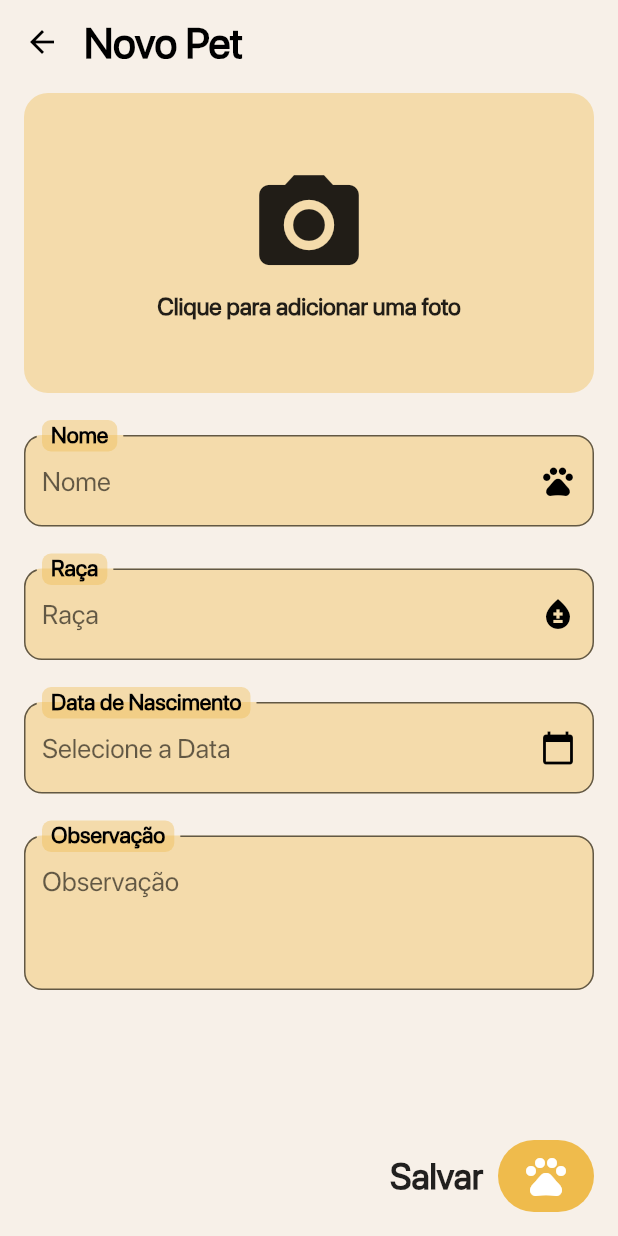
After one commit to gbramoura/petcare, a Flutter app: the AddPetPage screen opened by its route, after a tap on "Salvar", on a phone screen of 412 x 824 dp. The commit adds this screen. Run offline on Flutter 3.47's test engine with Material 3 defaults, Android fonts, the phone set to English and light mode, and no system bars; our stand-ins replace image_picker, sqflite; accounts and stored records are empty.

Commit message:
Create the page and prepare data to be stored

```diff
--- a/lib/constants/route_constants.dart
+++ b/lib/constants/route_constants.dart
@@ -1,6 +1,7 @@
 class RouteConstants {
   static String home = "/home";
   static String pets = "/pets";
+  static String addPet = "/add-pet";
   static String vaccinationHistory = '/vaccination-history';
   static String toursAndActivities = '/tours-and-activities';
   static String feed = '/feed';
--- a/lib/main.dart
+++ b/lib/main.dart
@@ -2,6 +2,7 @@ import 'package:flutter/material.dart';
 import 'package:flutter/services.dart';
 import 'package:petcare/constants/route_constants.dart';
 import 'package:petcare/database.dart';
+import 'package:petcare/pages/add_pet_page.dart';
 import 'package:petcare/pages/feed_page.dart';
 import 'package:petcare/pages/home_page.dart';
 import 'package:petcare/pages/medic_history_page.dart';
@@ -58,6 +59,7 @@ class App extends StatelessWidget {
             VaccinationHistoryPage(),
         RouteConstants.toursAndActivities: (context) =>
             ToursAndActivitiesPage(),
+        RouteConstants.addPet: (context) => AddPetPage(),
       },
     );
   }
--- /dev/null
+++ b/lib/pages/add_pet_page.dart
@@ -0,0 +1,168 @@
+import 'dart:io';
+
+import 'package:flutter/material.dart';
+import 'package:image_picker/image_picker.dart';
+import 'package:intl/intl.dart';
+import 'package:path_provider/path_provider.dart';
+import 'package:petcare/models/pet_model.dart';
+import 'package:petcare/pages/loading_page.dart';
+import 'package:petcare/providers/petcare_database_provider.dart';
+import 'package:petcare/repositories/pets_repository.dart';
+import 'package:petcare/themes/pet_care_theme.dart';
+import 'package:petcare/widgets/date_input.dart';
+import 'package:petcare/widgets/image_input.dart';
+import 'package:petcare/widgets/save_button.dart';
+import 'package:petcare/widgets/text_input.dart';
+import 'package:provider/provider.dart';
+
+class AddPetPage extends StatefulWidget {
+  const AddPetPage({super.key});
+
+  @override
+  State<AddPetPage> createState() => _AddPetPageState();
+}
+
+class _AddPetPageState extends State<AddPetPage> {
+  final _formGlobalKey = GlobalKey<FormState>();
+  final _imageController = TextEditingController();
+  final _nameController = TextEditingController();
+  final _breedController = TextEditingController();
+  final _bornDateController = TextEditingController();
+  final _observationController = TextEditingController();
+
+  late PetsRepository _petsRepository;
+
+  bool _loading = false;
+
+  @override
+  void initState() {
+    super.initState();
+    _load();
+  }
+
+  _load() async {
+    setState(() {
+      _loading = true;
+    });
+
+    var provider = Provider.of<PetcareDatabaseProvider>(context, listen: false);
+    var database = provider.getDatabase();
+    var petsRepository = PetsRepository(database);
+
+    setState(() {
+      _petsRepository = petsRepository;
+      _loading = false;
+    });
+  }
+
+  _save() async {
+    // TODO: Think about validators
+    if (!_formGlobalKey.currentState!.validate()) {
+      return;
+    }
+
+    try {
+      var file = XFile(_imageController.text);
+      var duplicateFilePath = (await getApplicationDocumentsDirectory()).path;
+      var fileName = file.path.split(Platform.pathSeparator).last;
+      var filePath = '$duplicateFilePath/$fileName';
+
+      await file.saveTo(filePath);
+
+      var value = PetModel.create(
+        name: _nameController.text,
+        breed: _breedController.text,
+        bornDate: DateFormat("dd/MM/yyyy").parse(_bornDateController.text),
+        observation: _observationController.text,
+        image: filePath,
+      );
+
+      await _petsRepository.create(value);
+
+      // TODO: Create dialog to show sucess and go back to page
+      if (mounted) {
+        Navigator.pop(context);
+      }
+    } catch (e) {
+      // TODO: Create dialog to show error
+    }
+  }
+
+  @override
+  Widget build(BuildContext context) {
+    if (_loading) {
+      return LoadingPage();
+    }
+
+    return Scaffold(
+      appBar: _appBar(context),
+      body: _body(context),
+      floatingActionButtonLocation: FloatingActionButtonLocation.endFloat,
+      floatingActionButton: _floatingActionButton(context),
+    );
+  }
+
+  AppBar _appBar(BuildContext context) {
+    return AppBar(
+      titleSpacing: 0,
+      title: Text(
+        'Novo Pet',
+        style: TextStyle(
+          fontSize: 28,
+          fontWeight: FontWeight.w600,
+        ),
+      ),
+      shadowColor: Colors.transparent,
+    );
+  }
+
+  Widget _body(BuildContext context) {
+    return Form(
+      key: _formGlobalKey,
+      child: Column(
+        children: [
+          ImageInput(
+            color: PetCareTheme.orange_100.withAlpha(100),
+            controller: _imageController,
+          ),
+          SizedBox(height: 16),
+          TextInput(
+            backgroundColor: PetCareTheme.orange_100.withAlpha(100),
+            label: 'Nome',
+            controller: _nameController,
+            icon: Icons.pets,
+          ),
+          SizedBox(height: 16),
+          TextInput(
+            backgroundColor: PetCareTheme.orange_100.withAlpha(100),
+            label: 'Raça',
+            controller: _breedController,
+            icon: Icons.bloodtype,
+          ),
+          SizedBox(height: 16),
+          DateInput(
+            backgroundColor: PetCareTheme.orange_100.withAlpha(100),
+            label: 'Data de Nascimento',
+            controller: _bornDateController,
+          ),
+          SizedBox(height: 16),
+          TextInput(
+            backgroundColor: PetCareTheme.orange_100.withAlpha(100),
+            label: 'Observação',
+            controller: _observationController,
+            maxlines: 3,
+          ),
+        ],
+      ),
+    );
+  }
+
+  Widget _floatingActionButton(BuildContext context) {
+    return SaveButton(
+      label: 'Salvar',
+      color: PetCareTheme.orange_100,
+      icon: Icons.pets,
+      onPressed: _save,
+    );
+  }
+}
--- a/lib/pages/pets_page.dart
+++ b/lib/pages/pets_page.dart
@@ -1,4 +1,5 @@
 import 'package:flutter/material.dart';
+import 'package:petcare/constants/route_constants.dart';
 import 'package:petcare/models/pet_model.dart';
 import 'package:petcare/pages/loading_page.dart';
 import 'package:petcare/providers/petcare_database_provider.dart';
@@ -53,7 +54,7 @@ class _PetsPageState extends State<PetsPage> {
     return Scaffold(
       appBar: _appBar(context),
       body: _body(context),
-      floatingActionButtonLocation: FloatingActionButtonLocation.centerDocked,
+      floatingActionButtonLocation: FloatingActionButtonLocation.centerFloat,
       floatingActionButton: _floatingActionButton(context),
     );
   }
@@ -107,6 +108,9 @@ class _PetsPageState extends State<PetsPage> {
       label: 'Adicionar Pet',
       color: PetCareTheme.orange_100,
       icon: Icons.pets,
+      onPressed: () {
+        Navigator.pushNamed(context, RouteConstants.addPet);
+      },
     );
   }
 }
--- a/lib/repositories/pets_repository.dart
+++ b/lib/repositories/pets_repository.dart
@@ -7,16 +7,16 @@ class PetsRepository {
 
   PetsRepository(this._db);
 
-  void create(PetModel value) async {
-    await _db.insert(
+  Future<int> create(PetModel value) async {
+    return _db.insert(
       _table,
       value.toMap(),
       conflictAlgorithm: ConflictAlgorithm.replace,
     );
   }
 
-  void update(PetModel value) async {
-    await _db.update(
+  Future<int> update(PetModel value) async {
+    return _db.update(
       _table,
       value.toMap(),
       where: 'id = ?',
@@ -24,8 +24,8 @@ class PetsRepository {
     );
   }
 
-  void delete(int id) async {
-    await _db.delete(
+  Future<int> delete(int id) async {
+    return _db.delete(
       _table,
       where: 'id = ?',
       whereArgs: [id],
--- a/lib/widgets/date_input.dart
+++ b/lib/widgets/date_input.dart
@@ -53,10 +53,17 @@ class _DateInputState extends State<DateInput> {
             ),
             child: Text(
               widget.label,
-              style: TextStyle(fontSize: 20, fontWeight: FontWeight.bold),
+              style: TextStyle(
+                fontSize: 20,
+                fontWeight: FontWeight.bold,
+                color: Colors.black,
+              ),
             ),
           ),
-          suffixIcon: Icon(widget.icon ?? Icons.calendar_today),
+          suffixIcon: Icon(
+            widget.icon ?? Icons.calendar_today,
+            color: Colors.black,
+          ),
         ),
       ),
     );
@@ -90,8 +97,9 @@ class _DateInputState extends State<DateInput> {
             foregroundColor: Colors.black,
           ),
         ),
-        datePickerTheme:
-            DatePickerThemeData(backgroundColor: PetCareTheme.white_50),
+        datePickerTheme: DatePickerThemeData(
+          backgroundColor: PetCareTheme.white_50,
+        ),
       ),
       child: child!,
     );
--- a/lib/widgets/image_input.dart
+++ b/lib/widgets/image_input.dart
@@ -6,11 +6,13 @@ import 'package:image_picker/image_picker.dart';
 class ImageInput extends StatefulWidget {
   final Color color;
   final TextEditingController controller;
+  final EdgeInsetsGeometry? margin;
 
   const ImageInput({
     super.key,
     required this.color,
     required this.controller,
+    this.margin,
   });
 
   @override
@@ -33,7 +35,10 @@ class _ImageInputState extends State<ImageInput> {
 
   @override
   Widget build(BuildContext context) {
-    return InkWell(
+    return Container(
+      margin:
+          widget.margin ?? EdgeInsets.symmetric(horizontal: 16, vertical: 6),
+      child: InkWell(
         onTap: _pick,
         borderRadius: BorderRadius.circular(16),
         child: Ink(
@@ -44,6 +49,7 @@ class _ImageInputState extends State<ImageInput> {
             borderRadius: BorderRadius.circular(16),
           ),
           child: _image(),
+        ),
       ),
     );
   }
--- a/lib/widgets/text_input.dart
+++ b/lib/widgets/text_input.dart
@@ -46,10 +46,17 @@ class TextInput extends StatelessWidget {
             ),
             child: Text(
               label,
-              style: TextStyle(fontSize: 20, fontWeight: FontWeight.bold),
+              style: TextStyle(
+                fontSize: 20,
+                fontWeight: FontWeight.bold,
+                color: Colors.black,
+              ),
             ),
           ),
-          suffixIcon: Icon(icon),
+          suffixIcon: Icon(
+            icon,
+            color: Colors.black,
+          ),
         ),
       ),
     );
--- a/pubspec.yaml
+++ b/pubspec.yaml
@@ -39,6 +39,7 @@ dependencies:
   sqflite: ^2.4.1
   path: ^1.9.0
   image_picker: ^1.1.2
+  path_provider: ^2.1.5
 
 dev_dependencies:
   flutter_test:
```
Also changed, not shown: pubspec.lock. Lines whose indentation alone changed are shown as unchanged.
